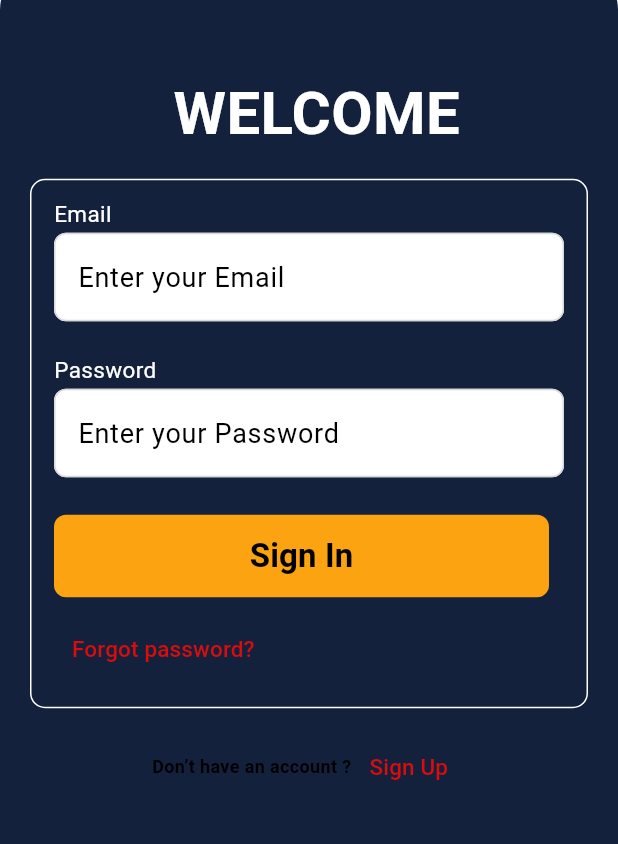
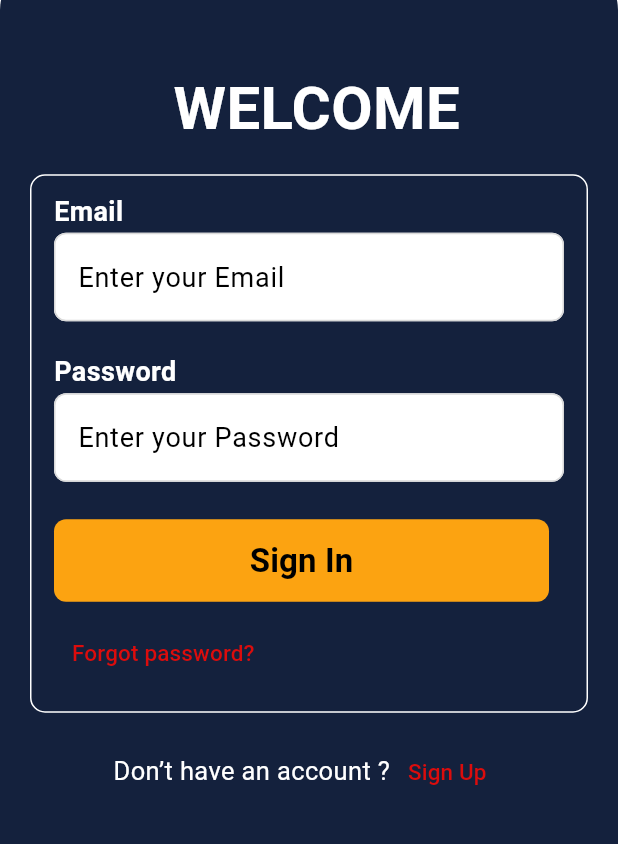
Before and after one commit to malith-kavi/triptix, a Flutter app: the DriverLoginScreen screen opened directly, on a phone screen of 412 x 824 dp, the part 341-1185 px from its top. Run offline on Flutter 3.47's test engine with Material 3 defaults, Android fonts, the phone set to English and light mode, and no system bars.

Commit message:
Update constants.dart

```diff
--- a/lib/constants.dart
+++ b/lib/constants.dart
@@ -18,15 +18,16 @@ const HeaderText2 = TextStyle(
 
 const BodyText1 = TextStyle(
   color: Color.fromARGB(255, 255, 255, 255),
-  fontSize: 15,
+  fontSize: 18,
   height: 1,
+  fontWeight: FontWeight.bold,
   );
 
 const BodyText2 = TextStyle(
-  color: Color.fromARGB(255, 0, 0, 0),
-  fontSize: 12,
+  color: Color.fromARGB(255, 255, 255, 255),
+  fontSize: 17,
   height: 1,
-  fontWeight: FontWeight.bold
+  fontWeight: FontWeight.normal
   );
 
   const BodyText3 = TextStyle(
```
